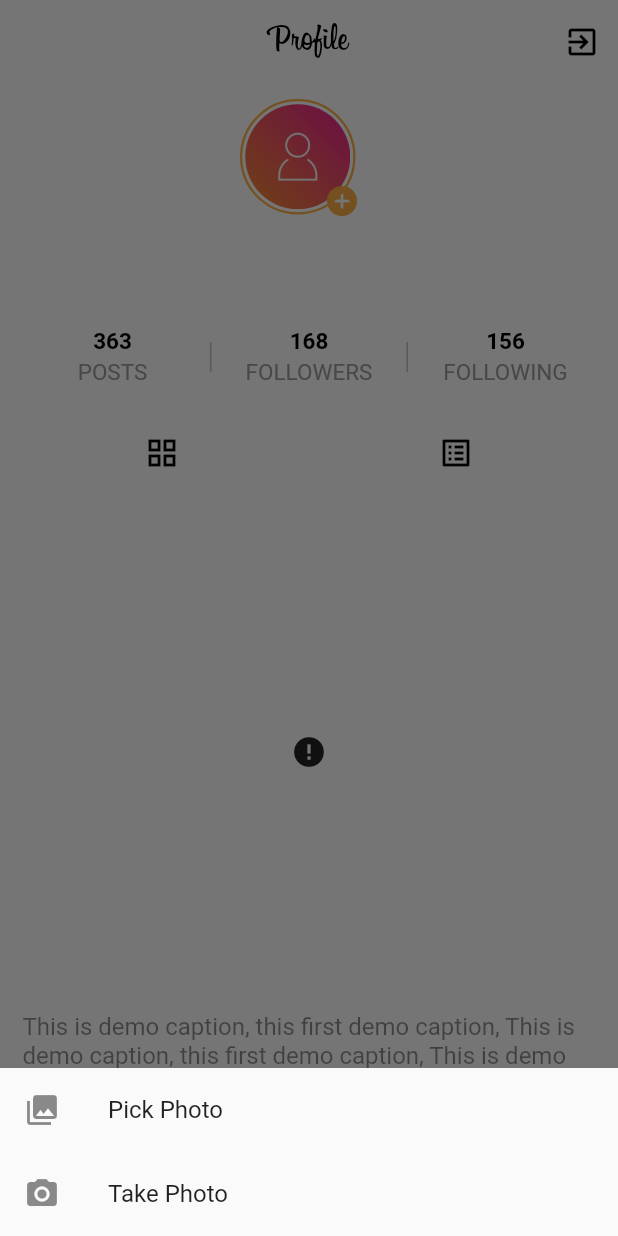
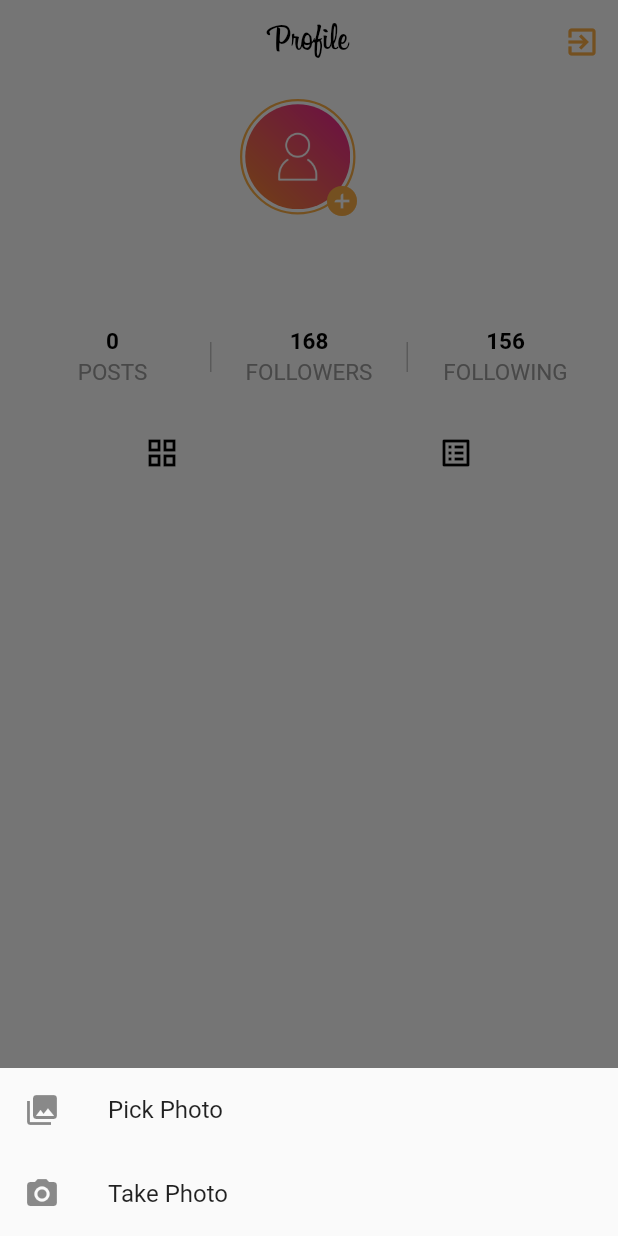
Before and after one commit to Khurshidddbek/flutter_myinsta, a Flutter app: the MyProfilePage screen opened directly, after a tap on the "add circle" icon, on a phone screen of 412 x 824 dp. Run offline on Flutter 3.47's test engine with Material 2 defaults, Android fonts, the phone set to English and light mode, and no system bars; drawn by our look-alikes of cached_network_image; our stand-ins replace cloud_firestore, firebase_auth, firebase_storage, flutter_icons, fluttertoast, image_picker and 1 more; accounts and stored records are empty.

Commit message:
Upload implementation | Feed implementation || Profile implementation

```diff
--- a/lib/model/post_model.dart
+++ b/lib/model/post_model.dart
@@ -1,6 +1,35 @@
 class Post {
+  String uid;
+  String fullName;
+  String imgUser;
+  String id;
   String postImage;
-  String  caption;
+  String caption;
+  String date;
+  bool liked = false;
 
-  Post(this.postImage, this.caption);
+  bool mine = false;
+
+  Post({this.postImage, this.caption});
+
+  Post.fromJson(Map<String, dynamic> json)
+      : uid = json['uid'],
+        fullName = json['fullName'],
+        imgUser = json['imgUser'],
+        id = json['id'],
+        postImage = json['postImage'],
+        caption = json['caption'],
+        date = json['date'],
+        liked = json['liked'];
+
+  Map<String, dynamic> toJson() => {
+        'uid': uid,
+        'fullName': fullName,
+        'imgUser': imgUser,
+        'id': id,
+        'postImage': postImage,
+        'caption': caption,
+        'date': date,
+        'liked': liked,
+      };
 }
--- a/lib/pages/my_likes_page.dart
+++ b/lib/pages/my_likes_page.dart
@@ -16,20 +16,10 @@ class _MyLikesPageState extends State<MyLikesPage> {
   // values
   List<Post> items = [];
 
-  // demo images
-  String img_1 = 'https://ichef.bbci.co.uk/news/640/cpsprodpb/13B1A/production/_106966608_ferrari_verfremdet.jpg';
-  String img_2 = 'https://www.formacar.com/storage/images/8/26342/020fc1a3af2bd8c6240ff6ff81da86c003.jpg';
-
   @override
   void initState() {
     super.initState();
-
-    items.addAll([
-      Post(img_1, 'This is demo caption, this first demo caption, This is demo caption, this first demo caption, This is demo caption, this first demo caption, This is demo caption, this first demo caption'),
-      Post(img_2, 'This is demo caption, this first demo caption, This is demo caption, this first demo caption, This is demo caption, this first demo caption, This is demo caption, this first demo caption'),
-    ]);
   }
-
 
   @override
   Widget build(BuildContext context) {
@@ -38,7 +28,11 @@ class _MyLikesPageState extends State<MyLikesPage> {
       appBar: AppBar(
         backgroundColor: Colors.white,
         elevation: 0,
-        title: Text('Likes', style: TextStyle(color: Colors.black,fontSize: 25, fontFamily: 'Billabong'),),
+        title: Text(
+          'Likes',
+          style: TextStyle(
+              color: Colors.black, fontSize: 25, fontFamily: 'Billabong'),
+        ),
         centerTitle: true,
       ),
       body: ListView.builder(
@@ -77,15 +71,22 @@ class _MyLikesPageState extends State<MyLikesPage> {
                       ),
                     ),
 
-                    SizedBox(width: 10,),
+                    SizedBox(
+                      width: 10,
+                    ),
 
                     // Username || Data
                     Column(
                       crossAxisAlignment: CrossAxisAlignment.start,
                       children: [
-                        Text('Username', style: TextStyle(color: Colors.black),),
-
-                        Text('February 2, 2021', style: TextStyle(color: Colors.grey),),
+                        Text(
+                          'Username',
+                          style: TextStyle(color: Colors.black),
+                        ),
+                        Text(
+                          'February 2, 2021',
+                          style: TextStyle(color: Colors.grey),
+                        ),
                       ],
                     ),
                   ],
@@ -112,7 +113,10 @@ class _MyLikesPageState extends State<MyLikesPage> {
             children: [
               IconButton(
                 onPressed: () {},
-                icon: Icon(FontAwesome.heart, color: Colors.red,),
+                icon: Icon(
+                  FontAwesome.heart,
+                  color: Colors.red,
+                ),
               ),
               IconButton(
                 onPressed: () {},
@@ -127,14 +131,12 @@ class _MyLikesPageState extends State<MyLikesPage> {
             child: RichText(
               softWrap: true,
               overflow: TextOverflow.visible,
-              text: TextSpan(
-                  children: [
-                    TextSpan(
-                      text: " " + post.caption,
-                      style: TextStyle(color: Colors.black),
-                    )
-                  ]
-              ),
+              text: TextSpan(children: [
+                TextSpan(
+                  text: " " + post.caption,
+                  style: TextStyle(color: Colors.black),
+                )
+              ]),
             ),
           ),
         ],
--- a/lib/pages/my_profile_page.dart
+++ b/lib/pages/my_profile_page.dart
@@ -24,31 +24,16 @@ class _MyProfilePageState extends State<MyProfilePage> {
   bool _listView = true;
   File _image;
   bool isLoading = false;
+  int count_posts = 0;
 
   String fullName = '', email = '', imgUrl = '';
-
-  // demo images
-  String img_1 =
-      'https://ichef.bbci.co.uk/news/640/cpsprodpb/13B1A/production/_106966608_ferrari_verfremdet.jpg';
-  String img_2 =
-      'https://www.formacar.com/storage/images/8/26342/020fc1a3af2bd8c6240ff6ff81da86c003.jpg';
 
   @override
   void initState() {
     super.initState();
 
     _apiLoadUser();
-
-    items.addAll([
-      Post(img_1,
-          'This is demo caption, this first demo caption, This is demo caption, this first demo caption, This is demo caption, this first demo caption, This is demo caption, this first demo caption'),
-      Post(img_2,
-          'This is demo caption, this first demo caption, This is demo caption, this first demo caption, This is demo caption, this first demo caption, This is demo caption, this first demo caption'),
-      Post(img_1,
-          'This is demo caption, this first demo caption, This is demo caption, this first demo caption, This is demo caption, this first demo caption, This is demo caption, this first demo caption'),
-      Post(img_2,
-          'This is demo caption, this first demo caption, This is demo caption, this first demo caption, This is demo caption, this first demo caption, This is demo caption, this first demo caption'),
-    ]);
+    _apiLoadPosts();
   }
 
   // Image Picker
@@ -150,6 +135,17 @@ class _MyProfilePageState extends State<MyProfilePage> {
     _apiLoadUser();
   }
 
+  _apiLoadPosts() {
+    DataService.loadPosts().then((value) => {_resLoadPosts(value)});
+  }
+
+  _resLoadPosts(List<Post> posts) {
+    setState(() {
+      items = posts;
+      count_posts = items.length;
+    });
+  }
+
   @override
   Widget build(BuildContext context) {
     return Scaffold(
@@ -170,7 +166,7 @@ class _MyProfilePageState extends State<MyProfilePage> {
             },
             icon: Icon(
               Icons.exit_to_app,
-              color: Colors.black,
+              color: Color(0xffFCAF45),
             ),
           ),
         ],
@@ -268,7 +264,7 @@ class _MyProfilePageState extends State<MyProfilePage> {
                           mainAxisAlignment: MainAxisAlignment.center,
                           children: [
                             Text(
-                              '363',
+                              count_posts.toString(),
                               style: TextStyle(
                                   color: Colors.black,
                                   fontSize: 15,
@@ -424,7 +420,8 @@ class _MyProfilePageState extends State<MyProfilePage> {
               width: double.infinity,
               imageUrl: post.postImage,
               fit: BoxFit.cover,
-              placeholder: (context, url) => CircularProgressIndicator(),
+              placeholder: (context, url) =>
+                  Center(child: CircularProgressIndicator()),
               errorWidget: (context, url, error) => Icon(Icons.error),
             ),
           ),
@@ -434,10 +431,13 @@ class _MyProfilePageState extends State<MyProfilePage> {
           ),
 
           // Caption
-          Text(
-            post.caption,
-            maxLines: 2,
-            style: TextStyle(color: Colors.black45, fontSize: 16),
+          Container(
+            width: double.infinity,
+            child: Text(
+              post.caption,
+              maxLines: 2,
+              style: TextStyle(color: Colors.black45, fontSize: 16),
+            ),
           )
         ],
       ),
```
Also changed, not shown: lib/pages/my_feed_page.dart (+58 -24 lines), lib/pages/my_upload_page.dart (+85 -18 lines), lib/services/data_service.dart (+83 -0 lines), lib/services/utils_service.dart (+8 -0 lines).
